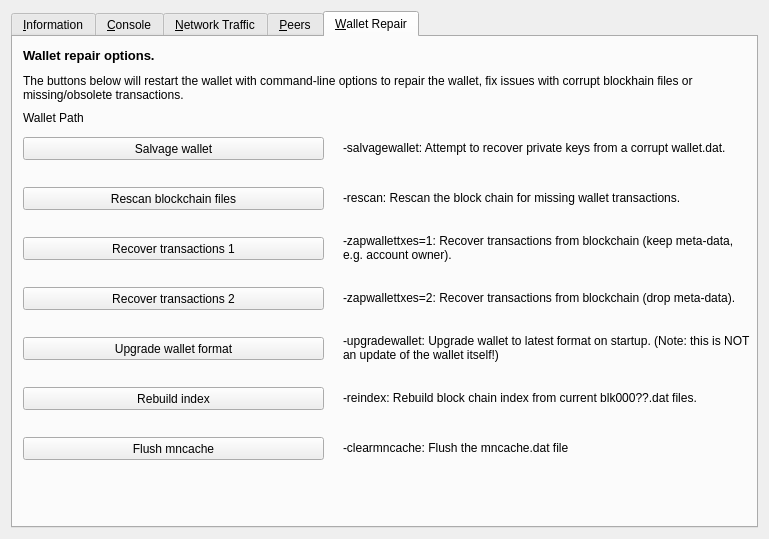
This is src/qt/forms/debugwindow.ui in barrystyle/vestx as Qt 5 draws it before an edit. The edited form follows.
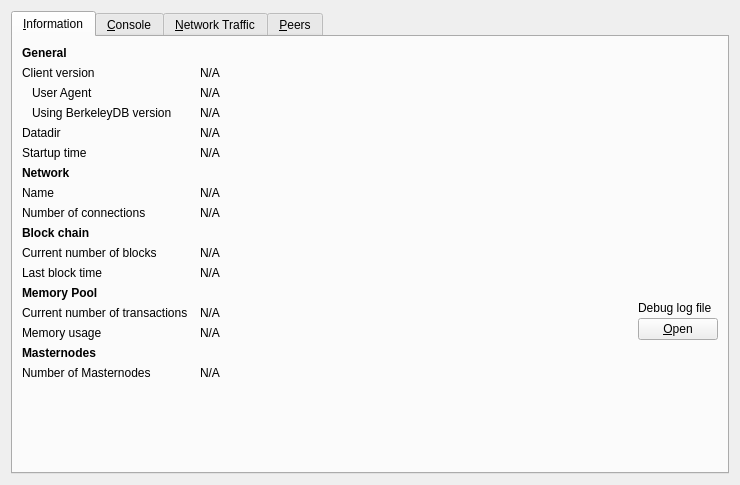
This is the edited form. The open tabs and pages were chosen to show the change. Icons and pictures are not drawn. Custom widgets are drawn as their Qt base class.

Commit message: restore ui back to dash/bitcoin

```diff
--- a/src/qt/forms/debugwindow.ui
+++ b/src/qt/forms/debugwindow.ui
@@ -6,12 +6,12 @@
    <rect>
     <x>0</x>
     <y>0</y>
-    <width>769</width>
-    <height>539</height>
+    <width>740</width>
+    <height>485</height>
    </rect>
   </property>
   <property name="windowTitle">
-   <string>Tools window</string>
+   <string>Debug window</string>
   </property>
   <layout class="QVBoxLayout" name="verticalLayout_2">
    <item>
@@ -23,34 +23,31 @@
       <attribute name="title">
        <string>&amp;Information</string>
       </attribute>
-      <layout class="QGridLayout" name="gridLayout" columnstretch="0,0,0">
+      <layout class="QGridLayout" name="gridLayout" columnstretch="0,1,0">
        <property name="horizontalSpacing">
         <number>12</number>
        </property>
-       <item row="1" column="1" colspan="2">
-        <widget class="QLabel" name="clientName">
-         <property name="cursor">
-          <cursorShape>IBeamCursor</cursorShape>
+       <item row="0" column="0">
+        <widget class="QLabel" name="label_9">
+         <property name="font">
+          <font>
+           <weight>75</weight>
+           <bold>true</bold>
+          </font>
          </property>
          <property name="text">
-          <string>N/A</string>
-         </property>
-         <property name="textFormat">
-          <enum>Qt::PlainText</enum>
-         </property>
-         <property name="textInteractionFlags">
-          <set>Qt::LinksAccessibleByMouse|Qt::TextSelectableByKeyboard|Qt::TextSelectableByMouse</set>
+          <string>General</string>
          </property>
         </widget>
        </item>
-       <item row="2" column="0">
+       <item row="1" column="0">
         <widget class="QLabel" name="label_6">
          <property name="text">
           <string>Client version</string>
          </property>
         </widget>
        </item>
-       <item row="2" column="1" colspan="2">
+       <item row="1" column="1" colspan="2">
         <widget class="QLabel" name="clientVersion">
          <property name="cursor">
           <cursorShape>IBeamCursor</cursorShape>
@@ -66,7 +63,7 @@
          </property>
         </widget>
        </item>
-       <item row="3" column="0">
+       <item row="2" column="0">
         <widget class="QLabel" name="labelClientUserAgent">
          <property name="text">
           <string>User Agent</string>
@@ -76,7 +73,7 @@
          </property>
         </widget>
        </item>
-       <item row="3" column="1" colspan="2">
+       <item row="2" column="1" colspan="2">
         <widget class="QLabel" name="clientUserAgent">
          <property name="cursor">
           <cursorShape>IBeamCursor</cursorShape>
@@ -92,7 +89,7 @@
          </property>
         </widget>
        </item>
-       <item row="4" column="0">
+       <item row="3" column="0">
         <widget class="QLabel" name="label_berkeleyDBVersion">
          <property name="text">
           <string>Using BerkeleyDB version</string>
@@ -102,7 +99,7 @@
          </property>
         </widget>
        </item>
-       <item row="4" column="1" colspan="2">
+       <item row="3" column="1" colspan="2">
         <widget class="QLabel" name="berkeleyDBVersion">
          <property name="cursor">
           <cursorShape>IBeamCursor</cursorShape>
@@ -118,96 +115,14 @@
          </property>
         </widget>
        </item>
-       <item row="5" column="0">
+       <item row="4" column="0">
         <widget class="QLabel" name="label_12">
          <property name="text">
           <string>Datadir</string>
          </property>
         </widget>
        </item>
-       <item row="14" column="0">
-        <widget class="QLabel" name="labelLastBlockTime">
-         <property name="text">
-          <string>Last block time</string>
-         </property>
-        </widget>
-       </item>
-       <item row="14" column="1" colspan="2">
-        <widget class="QLabel" name="lastBlockTime">
-         <property name="cursor">
-          <cursorShape>IBeamCursor</cursorShape>
-         </property>
-         <property name="text">
-          <string>N/A</string>
-         </property>
-         <property name="textFormat">
-          <enum>Qt::PlainText</enum>
-         </property>
-         <property name="textInteractionFlags">
-          <set>Qt::LinksAccessibleByMouse|Qt::TextSelectableByKeyboard|Qt::TextSelectableByMouse</set>
-         </property>
-        </widget>
-       </item>
-       <item row="15" column="0">
-        <widget class="QLabel" name="labelMempoolTitle">
-         <property name="font">
-          <font>
-           <weight>75</weight>
-           <bold>true</bold>
-          </font>
-         </property>
-         <property name="text">
-          <string>Memory Pool</string>
-         </property>
-        </widget>
-       </item>
-       <item row="16" column="0">
-        <widget class="QLabel" name="labelNumberOfTransactions">
-         <property name="text">
-          <string>Current number of transactions</string>
-         </property>
-        </widget>
-       </item>
-       <item row="16" column="1">
-        <widget class="QLabel" name="mempoolNumberTxs">
-         <property name="cursor">
-          <cursorShape>IBeamCursor</cursorShape>
-         </property>
-         <property name="text">
-          <string>N/A</string>
-         </property>
-         <property name="textFormat">
-          <enum>Qt::PlainText</enum>
-         </property>
-         <property name="textInteractionFlags">
-          <set>Qt::LinksAccessibleByMouse|Qt::TextSelectableByKeyboard|Qt::TextSelectableByMouse</set>
-         </property>
-        </widget>
-       </item>
-       <item row="17" column="0">
-        <widget class="QLabel" name="labelMemoryUsage">
-         <property name="text">
-          <string>Memory usage</string>
-         </property>
-        </widget>
-       </item>
-       <item row="17" column="1">
-        <widget class="QLabel" name="mempoolSize">
-         <property name="cursor">
-          <cursorShape>IBeamCursor</cursorShape>
-         </property>
-         <property name="text">
-          <string>N/A</string>
-         </property>
-         <property name="textFormat">
-          <enum>Qt::PlainText</enum>
-         </property>
-         <property name="textInteractionFlags">
-          <set>Qt::LinksAccessibleByMouse|Qt::TextSelectableByKeyboard|Qt::TextSelectableByMouse</set>
-         </property>
-        </widget>
-       </item>
-       <item row="5" column="1" colspan="2">
+       <item row="4" column="1" colspan="2">
         <widget class="QLabel" name="dataDir">
          <property name="cursor">
           <cursorShape>IBeamCursor</cursorShape>
@@ -226,14 +141,14 @@
          </property>
         </widget>
        </item>
-       <item row="6" column="0">
+       <item row="5" column="0">
         <widget class="QLabel" name="label_13">
          <property name="text">
           <string>Startup time</string>
          </property>
         </widget>
        </item>
-       <item row="6" column="1" colspan="2">
+       <item row="5" column="1" colspan="2">
         <widget class="QLabel" name="startupTime">
          <property name="cursor">
           <cursorShape>IBeamCursor</cursorShape>
@@ -249,27 +164,27 @@
          </property>
         </widget>
        </item>
+       <item row="6" column="0">
+           <widget class="QLabel" name="labelNetwork">
+               <property name="font">
+                   <font>
+                       <weight>75</weight>
+                       <bold>true</bold>
+                   </font>
+               </property>
+               <property name="text">
+                   <string>Network</string>
+               </property>
+           </widget>
+       </item>
        <item row="7" column="0">
-        <widget class="QLabel" name="labelNetwork">
-         <property name="font">
-          <font>
-           <weight>75</weight>
-           <bold>true</bold>
-          </font>
-         </property>
-         <property name="text">
-          <string>Network</string>
-         </property>
-        </widget>
-       </item>
-       <item row="8" column="0">
         <widget class="QLabel" name="label_8">
          <property name="text">
           <string>Name</string>
          </property>
         </widget>
        </item>
-       <item row="8" column="1" colspan="2">
+       <item row="7" column="1" colspan="2">
         <widget class="QLabel" name="networkName">
          <property name="cursor">
           <cursorShape>IBeamCursor</cursorShape>
@@ -285,41 +200,14 @@
          </property>
         </widget>
        </item>
-       <item row="11" column="0">
-        <widget class="QLabel" name="merchantnodeCountLabel">
-         <property name="text">
-          <string>Number of Merchantnodes</string>
-         </property>
-        </widget>
-       </item>
-       <item row="0" column="0">
-        <widget class="QLabel" name="label_9">
-         <property name="font">
-          <font>
-           <weight>75</weight>
-           <bold>true</bold>
-          </font>
-         </property>
-         <property name="text">
-          <string>General</string>
-         </property>
-        </widget>
-       </item>
-       <item row="1" column="0">
-        <widget class="QLabel" name="label_5">
-         <property name="text">
-          <string>Client name</string>
-         </property>
-        </widget>
-       </item>
-       <item row="9" column="0">
+       <item row="8" column="0">
         <widget class="QLabel" name="label_7">
          <property name="text">
           <string>Number of connections</string>
          </property>
         </widget>
        </item>
-       <item row="9" column="1" colspan="2">
+       <item row="8" column="1" colspan="2">
         <widget class="QLabel" name="numberOfConnections">
          <property name="cursor">
           <cursorShape>IBeamCursor</cursorShape>
@@ -335,14 +223,7 @@
          </property>
         </widget>
        </item>
-       <item row="10" column="0">
-        <widget class="QLabel" name="masternodeCountLabel">
-         <property name="text">
-          <string>Number of Masternodes</string>
-         </property>
-        </widget>
-       </item>
-       <item row="12" column="0">
+       <item row="9" column="0">
         <widget class="QLabel" name="label_10">
          <property name="font">
           <font>
@@ -355,14 +236,14 @@
          </property>
         </widget>
        </item>
-       <item row="13" column="0">
+       <item row="10" column="0">
         <widget class="QLabel" name="label_3">
          <property name="text">
           <string>Current number of blocks</string>
          </property>
         </widget>
        </item>
-       <item row="13" column="1" colspan="2">
+       <item row="10" column="1" colspan="2">
         <widget class="QLabel" name="numberOfBlocks">
          <property name="cursor">
           <cursorShape>IBeamCursor</cursorShape>
@@ -378,7 +259,118 @@
          </property>
         </widget>
        </item>
-       <item row="15" column="2" rowspan="3">
+       <item row="11" column="0">
+        <widget class="QLabel" name="labelLastBlockTime">
+         <property name="text">
+          <string>Last block time</string>
+         </property>
+        </widget>
+       </item>
+       <item row="11" column="1" colspan="2">
+        <widget class="QLabel" name="lastBlockTime">
+         <property name="cursor">
+          <cursorShape>IBeamCursor</cursorShape>
+         </property>
+         <property name="text">
+          <string>N/A</string>
+         </property>
+         <property name="textFormat">
+          <enum>Qt::PlainText</enum>
+         </property>
+         <property name="textInteractionFlags">
+          <set>Qt::LinksAccessibleByMouse|Qt::TextSelectableByKeyboard|Qt::TextSelectableByMouse</set>
+         </property>
+        </widget>
+       </item>
+       <item row="12" column="0">
+        <widget class="QLabel" name="labelMempoolTitle">
+         <property name="font">
+          <font>
+           <weight>75</weight>
+           <bold>true</bold>
+          </font>
+         </property>
+         <property name="text">
+          <string>Memory Pool</string>
+         </property>
+        </widget>
+       </item>
+       <item row="13" column="0">
+        <widget class="QLabel" name="labelNumberOfTransactions">
+         <property name="text">
+          <string>Current number of transactions</string>
+         </property>
+        </widget>
+       </item>
+       <item row="13" column="1">
+        <widget class="QLabel" name="mempoolNumberTxs">
+         <property name="cursor">
+          <cursorShape>IBeamCursor</cursorShape>
+         </property>
+         <property name="text">
+          <string>N/A</string>
+         </property>
+         <property name="textFormat">
+          <enum>Qt::PlainText</enum>
+         </property>
+         <property name="textInteractionFlags">
+          <set>Qt::LinksAccessibleByMouse|Qt::TextSelectableByKeyboard|Qt::TextSelectableByMouse</set>
+         </property>
+        </widget>
+       </item>
+       <item row="14" column="0">
+        <widget class="QLabel" name="labelMemoryUsage">
+         <property name="text">
+          <string>Memory usage</string>
+         </property>
+        </widget>
+       </item>
+       <item row="14" column="1">
+        <widget class="QLabel" name="mempoolSize">
+         <property name="cursor">
+          <cursorShape>IBeamCursor</cursorShape>
+         </property>
+         <property name="text">
+          <string>N/A</string>
+         </property>
+         <property name="textFormat">
+          <enum>Qt::PlainText</enum>
+         </property>
+         <property name="textInteractionFlags">
+          <set>Qt::LinksAccessibleByMouse|Qt::TextSelectableByKeyboard|Qt::TextSelectableByMouse</set>
+         </property>
+        </widget>
+       </item>
+       <!-- Dash -->
+       <item row="15" column="0">
+        <widget class="QLabel" name="masternodesLabel">
+         <property name="font">
+          <font>
+           <weight>75</weight>
+           <bold>true</bold>
+          </font>
+         </property>
+         <property name="text">
+          <string>Masternodes</string>
+         </property>
+        </widget>
+       </item>
+       <item row="16" column="0">
+        <widget class="QLabel" name="masternodeCountLabel">
+         <property name="text">
+          <string>Number of Masternodes</string>
+         </property>
+        </widget>
+       </item>
+       <item row="16" column="1">
+        <widget class="QLabel" name="masternodeCount">
+         <property name="text">
+          <string>N/A</string>
+         </property>
+        </widget>
+       </item>
+       <!--      -->
+       <item row="12" column="2" rowspan="3">
         <layout class="QVBoxLayout" name="verticalLayoutDebugButton">
          <property name="spacing">
           <number>3</number>
@@ -406,7 +398,7 @@
          <item>
           <widget class="QPushButton" name="openDebugLogfileButton">
            <property name="toolTip">
-            <string>Open the VESTX debug log file from the current data directory. This can take a few seconds for large log files.</string>
+            <string>Open the %1 debug log file from the current data directory. This can take a few seconds for large log files.</string>
            </property>
            <property name="text">
             <string>&amp;Open</string>
@@ -418,7 +410,7 @@
          </item>
         </layout>
        </item>
-       <item row="19" column="0">
+       <item row="17" column="0">
         <spacer name="verticalSpacer">
          <property name="orientation">
           <enum>Qt::Vertical</enum>
@@ -431,20 +423,6 @@
          </property>
         </spacer>
        </item>
-       <item row="10" column="1">
-        <widget class="QLabel" name="masternodeCount">
-         <property name="text">
-          <string>N/A</string>
-         </property>
-        </widget>
-       </item>
-       <item row="11" column="1">
-        <widget class="QLabel" name="merchantnodeCount">
-         <property name="text">
-          <string>N/A</string>
-         </property>
-        </widget>
-       </item>
       </layout>
      </widget>
      <widget class="QWidget" name="tab_console">
@@ -471,7 +449,13 @@
           </widget>
          </item>
          <item>
-          <widget class="QComboBox" name="WalletSelector"/>
+          <widget class="QComboBox" name="WalletSelector">
+           <item>
+            <property name="text">
+             <string>(none)</string>
+            </property>
+           </item>
+          </widget>
          </item>
          <item>
           <spacer name="horizontalSpacer">
@@ -494,14 +478,14 @@
              <height>24</height>
             </size>
            </property>
+           <property name="text">
+            <string/>
+           </property>
            <property name="toolTip">
             <string>Decrease font size</string>
            </property>
-           <property name="text">
-            <string/>
-           </property>
            <property name="icon">
-            <iconset>
+            <iconset resource="../bitcoin.qrc">
              <normaloff>:/icons/fontsmaller</normaloff>:/icons/fontsmaller</iconset>
            </property>
            <property name="iconSize">
@@ -533,7 +517,7 @@
             <string/>
            </property>
            <property name="icon">
-            <iconset>
+            <iconset resource="../bitcoin.qrc">
              <normaloff>:/icons/fontbigger</normaloff>:/icons/fontbigger</iconset>
            </property>
            <property name="iconSize">
@@ -568,7 +552,7 @@
             <string/>
            </property>
            <property name="icon">
-            <iconset>
+            <iconset resource="../bitcoin.qrc">
              <normaloff>:/icons/remove</normaloff>:/icons/remove</iconset>
            </property>
            <property name="shortcut">
@@ -623,7 +607,7 @@
             <string/>
            </property>
            <property name="icon">
-            <iconset>
+            <iconset resource="../bitcoin.qrc">
              <normaloff>:/icons/prompticon</normaloff>
              <disabledoff>:/icons/prompticon</disabledoff>:/icons/prompticon</iconset>
            </property>
@@ -674,16 +658,16 @@
            <item>
             <widget class="QSlider" name="sldGraphRange">
              <property name="minimum">
-              <number>0</number>
+              <number>1</number>
              </property>
              <property name="maximum">
-              <number>9</number>
+              <number>288</number>
              </property>
              <property name="pageStep">
-              <number>1</number>
+              <number>12</number>
              </property>
              <property name="value">
-              <number>3</number>
+              <number>6</number>
              </property>
              <property name="orientation">
               <enum>Qt::Horizontal</enum>
@@ -706,7 +690,7 @@
            <item>
             <widget class="QPushButton" name="btnClearTrafficGraph">
              <property name="text">
-              <string>&amp;Clear</string>
+              <string>&amp;Reset</string>
              </property>
              <property name="autoDefault">
               <bool>false</bool>
@@ -920,6 +904,9 @@
            <property name="horizontalScrollBarPolicy">
             <enum>Qt::ScrollBarAsNeeded</enum>
            </property>
+           <property name="tabKeyNavigation">
+            <bool>false</bool>
+           </property>
            <property name="sortingEnabled">
             <bool>true</bool>
            </property>
@@ -981,6 +968,9 @@
            <property name="horizontalScrollBarPolicy">
             <enum>Qt::ScrollBarAsNeeded</enum>
            </property>
+           <property name="tabKeyNavigation">
+            <bool>false</bool>
+           </property>
            <property name="sortingEnabled">
             <bool>true</bool>
            </property>
@@ -1008,8 +998,6 @@
          <property name="font">
           <font>
            <pointsize>10</pointsize>
-           <weight>75</weight>
-           <bold>true</bold>
           </font>
          </property>
          <property name="cursor">
@@ -1019,7 +1007,7 @@
           <string>Select a peer to view detailed information.</string>
          </property>
          <property name="alignment">
-          <set>Qt::AlignCenter</set>
+          <set>Qt::AlignHCenter|Qt::AlignTop</set>
          </property>
          <property name="wordWrap">
           <bool>true</bool>
@@ -1473,302 +1461,6 @@
        </item>
       </layout>
      </widget>
-     <widget class="QWidget" name="tab_repair">
-      <attribute name="title">
-       <string>&amp;Wallet Repair</string>
-      </attribute>
-      <widget class="QPushButton" name="btn_salvagewallet">
-       <property name="geometry">
-        <rect>
-         <x>10</x>
-         <y>100</y>
-         <width>301</width>
-         <height>23</height>
-        </rect>
-       </property>
-       <property name="minimumSize">
-        <size>
-         <width>180</width>
-         <height>23</height>
-        </size>
-       </property>
-       <property name="text">
-        <string>Salvage wallet</string>
-       </property>
-      </widget>
-      <widget class="QPushButton" name="btn_rescan">
-       <property name="geometry">
-        <rect>
-         <x>10</x>
-         <y>150</y>
-         <width>301</width>
-         <height>23</height>
-        </rect>
-       </property>
-       <property name="minimumSize">
-        <size>
-         <width>180</width>
-         <height>23</height>
-        </size>
-       </property>
-       <property name="text">
-        <string>Rescan blockchain files</string>
-       </property>
-      </widget>
-      <widget class="QPushButton" name="btn_zapwallettxes1">
-       <property name="geometry">
-        <rect>
-         <x>10</x>
-         <y>200</y>
-         <width>301</width>
-         <height>23</height>
-        </rect>
-       </property>
-       <property name="minimumSize">
-        <size>
-         <width>180</width>
-         <height>23</height>
-        </size>
-       </property>
-       <property name="text">
-        <string>Recover transactions 1</string>
-       </property>
-      </widget>
-      <widget class="QPushButton" name="btn_zapwallettxes2">
-       <property name="geometry">
-        <rect>
-         <x>10</x>
-         <y>250</y>
-         <width>301</width>
-         <height>23</height>
-        </rect>
-       </property>
-       <property name="minimumSize">
-        <size>
-         <width>180</width>
-         <height>23</height>
-        </size>
-       </property>
-       <property name="text">
-        <string>Recover transactions 2</string>
-       </property>
-      </widget>
-      <widget class="QPushButton" name="btn_upgradewallet">
-       <property name="geometry">
-        <rect>
-         <x>10</x>
-         <y>300</y>
-         <width>301</width>
-         <height>23</height>
-        </rect>
-       </property>
-       <property name="minimumSize">
-        <size>
-         <width>180</width>
-         <height>23</height>
-        </size>
-       </property>
-       <property name="text">
-        <string>Upgrade wallet format</string>
-       </property>
-      </widget>
-      <widget class="QLabel" name="label_repair_helptext">
-       <property name="geometry">
-        <rect>
-         <x>10</x>
-         <y>30</y>
-         <width>711</width>
-         <height>41</height>
-        </rect>
-       </property>
-       <property name="font">
-        <font>
-         <weight>50</weight>
-         <bold>false</bold>
-        </font>
-       </property>
-       <property name="text">
-        <string>The buttons below will restart the wallet with command-line options to repair the wallet, fix issues with corrupt blockhain files or missing/obsolete transactions.</string>
-       </property>
-       <property name="wordWrap">
-        <bool>true</bool>
-       </property>
-      </widget>
-      <widget class="QLabel" name="label_repair_salvage">
-       <property name="geometry">
-        <rect>
-         <x>330</x>
-         <y>90</y>
-         <width>411</width>
-         <height>41</height>
-        </rect>
-       </property>
-       <property name="text">
-        <string>-salvagewallet: Attempt to recover private keys from a corrupt wallet.dat.</string>
-       </property>
-       <property name="wordWrap">
-        <bool>true</bool>
-       </property>
-      </widget>
-      <widget class="QLabel" name="label_repair_rescan">
-       <property name="geometry">
-        <rect>
-         <x>330</x>
-         <y>140</y>
-         <width>411</width>
-         <height>41</height>
-        </rect>
-       </property>
-       <property name="text">
-        <string>-rescan: Rescan the block chain for missing wallet transactions.</string>
-       </property>
-       <property name="wordWrap">
-        <bool>true</bool>
-       </property>
-      </widget>
-      <widget class="QLabel" name="label_repair_zap1">
-       <property name="geometry">
-        <rect>
-         <x>330</x>
-         <y>190</y>
-         <width>411</width>
-         <height>41</height>
-        </rect>
-       </property>
-       <property name="text">
-        <string>-zapwallettxes=1: Recover transactions from blockchain (keep meta-data, e.g. account owner).</string>
-       </property>
-       <property name="wordWrap">
-        <bool>true</bool>
-       </property>
-      </widget>
-      <widget class="QLabel" name="label_repair_zap2">
-       <property name="geometry">
-        <rect>
-         <x>330</x>
-         <y>240</y>
-         <width>411</width>
-         <height>41</height>
-        </rect>
-       </property>
-       <property name="text">
-        <string>-zapwallettxes=2: Recover transactions from blockchain (drop meta-data).</string>
-       </property>
-       <property name="wordWrap">
-        <bool>true</bool>
-       </property>
-      </widget>
-      <widget class="QLabel" name="label_repair_upgrade">
-       <property name="geometry">
-        <rect>
-         <x>330</x>
-         <y>290</y>
-         <width>411</width>
-         <height>41</height>
-        </rect>
-       </property>
-       <property name="text">
-        <string>-upgradewallet: Upgrade wallet to latest format on startup. (Note: this is NOT an update of the wallet itself!)</string>
-       </property>
-       <property name="wordWrap">
-        <bool>true</bool>
-       </property>
-      </widget>
-      <widget class="QLabel" name="label_repair_header">
-       <property name="geometry">
-        <rect>
-         <x>10</x>
-         <y>10</y>
-         <width>711</width>
-         <height>16</height>
-        </rect>
-       </property>
-       <property name="font">
-        <font>
-         <pointsize>10</pointsize>
-         <weight>75</weight>
-         <bold>true</bold>
-        </font>
-       </property>
-       <property name="text">
-        <string>Wallet repair options.</string>
-       </property>
-       <property name="wordWrap">
-        <bool>true</bool>
-       </property>
-      </widget>
-      <widget class="QPushButton" name="btn_reindex">
-       <property name="geometry">
-        <rect>
-         <x>10</x>
-         <y>350</y>
-         <width>301</width>
-         <height>23</height>
-        </rect>
-       </property>
-       <property name="text">
-        <string>Rebuild index</string>
-       </property>
-      </widget>
-      <widget class="QLabel" name="label_repair_reindex">
-       <property name="geometry">
-        <rect>
-         <x>330</x>
-         <y>340</y>
-         <width>411</width>
-         <height>41</height>
-        </rect>
-       </property>
-       <property name="text">
-        <string>-reindex: Rebuild block chain index from current blk000??.dat files.</string>
-       </property>
-       <property name="wordWrap">
-        <bool>true</bool>
-       </property>
-      </widget>
-      <widget class="QLabel" name="wallet_path">
-       <property name="geometry">
-        <rect>
-         <x>10</x>
-         <y>70</y>
-         <width>731</width>
-         <height>21</height>
-        </rect>
-       </property>
-       <property name="text">
-        <string>Wallet Path</string>
-       </property>
-      </widget>
-      <widget class="QPushButton" name="btn_flashmncache">
-       <property name="geometry">
-        <rect>
-         <x>10</x>
-         <y>400</y>
-         <width>301</width>
-         <height>23</height>
-        </rect>
-       </property>
-       <property name="text">
-        <string>Flush mncache</string>
-       </property>
-      </widget>
-      <widget class="QLabel" name="label_flush_mncache">
-       <property name="geometry">
-        <rect>
-         <x>330</x>
-         <y>390</y>
-         <width>411</width>
-         <height>41</height>
-        </rect>
-       </property>
-       <property name="text">
-        <string>-clearmncache: Flush the mncache.dat file </string>
-       </property>
-       <property name="wordWrap">
-        <bool>true</bool>
-       </property>
-      </widget>
-     </widget>
     </widget>
    </item>
   </layout>
```
Left out of the diff: 6 changed lines with no effect on the pictures. The commit also changes 451 other files.
